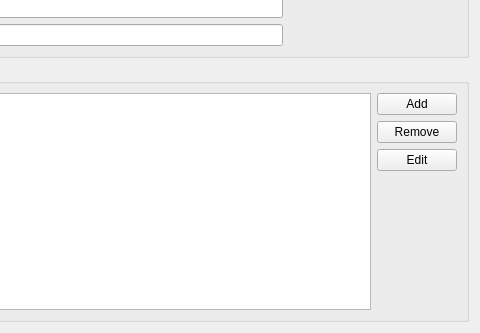
This is resources/dav/resource/configdialog.ui in KDE/kdepim-runtime as Qt 5 draws it before an edit; both pictures show x 170 to 650 and y 101 to 434 of the 650 by 434 pixel window. The edited form follows.
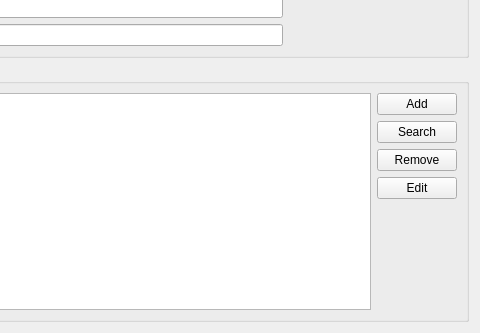
This is the edited form. Custom widgets are drawn as their Qt base class.

Commit message: Add dialog to search for calendars/addressbooks

```diff
--- a/resources/dav/resource/configdialog.ui
+++ b/resources/dav/resource/configdialog.ui
@@ -178,6 +178,13 @@
             </property>
            </widget>
           </item>
+          <item>
+           <widget class="QPushButton" name="searchButton">
+            <property name="text">
+             <string>Search</string>
+            </property>
+           </widget>
+          </item>
           <item>
            <widget class="KPushButton" name="removeButton">
             <property name="text">
```
The commit also changes 8 other files.
